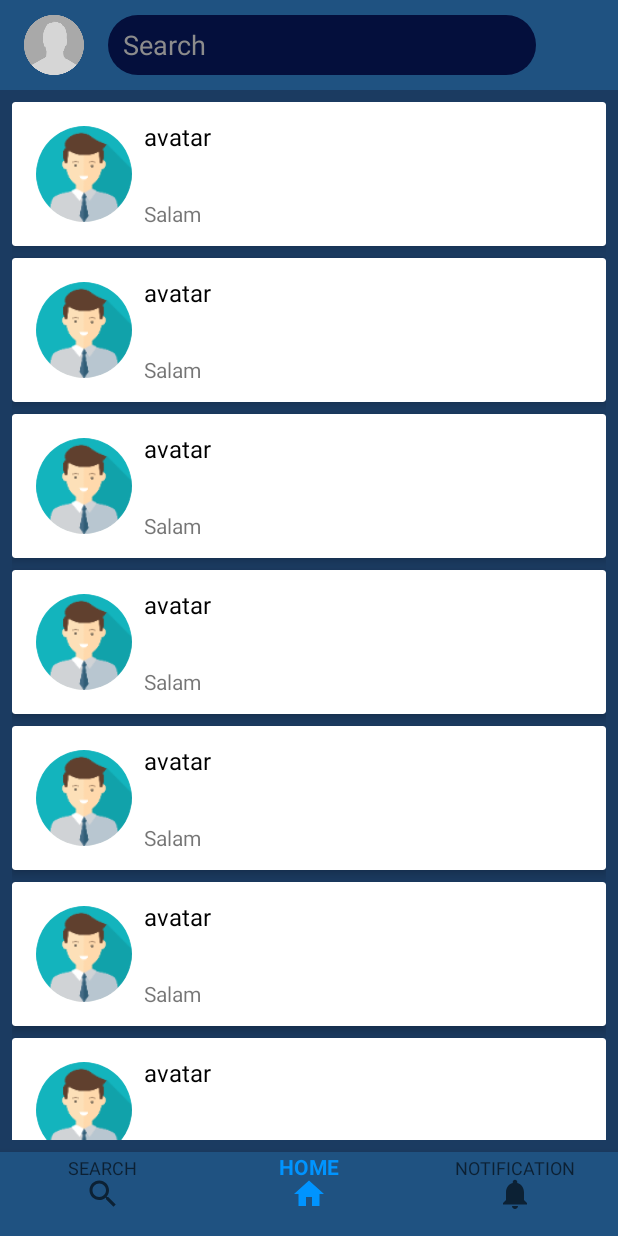
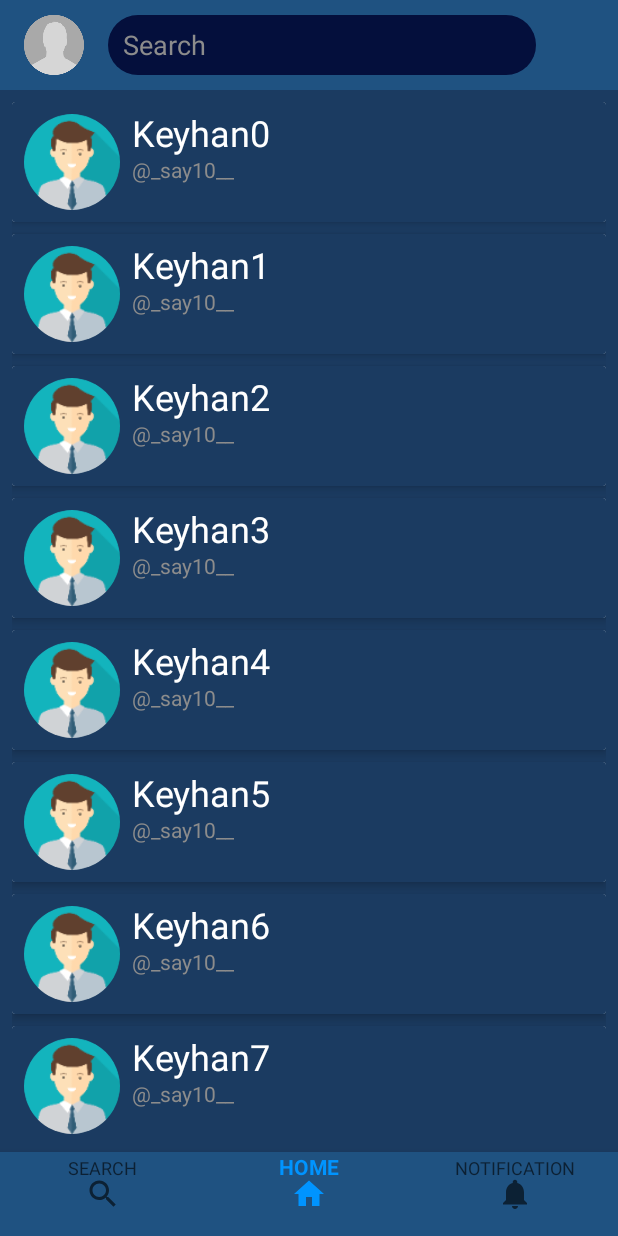
Before and after one commit to keyhanRayati/GoldenTwitter, an Android app: the fragment SearchFragment placed in its activity, on a phone screen of 412 x 824 dp. Run offline under Robolectric (Android 15) with nearby library versions, the phone set to English and light mode, and no system bars; our stand-ins replace CircleImageView.

Commit message:
search complete

```diff
--- a/app/src/main/java/ir/co/arca/twitter/SearchFragment.java
+++ b/app/src/main/java/ir/co/arca/twitter/SearchFragment.java
@@ -34,27 +34,9 @@ public class SearchFragment extends Fragment {
     }
 
     private void fillMessageList(){
-        messageList.add(new Message(R.drawable.default_avatar, "avatar", "Salam"));
-        messageList.add(new Message(R.drawable.default_avatar, "avatar", "Salam"));
-        messageList.add(new Message(R.drawable.default_avatar, "avatar", "Salam"));
-        messageList.add(new Message(R.drawable.default_avatar, "avatar", "Salam"));
-        messageList.add(new Message(R.drawable.default_avatar, "avatar", "Salam"));
-        messageList.add(new Message(R.drawable.default_avatar, "avatar", "Salam"));
-        messageList.add(new Message(R.drawable.default_avatar, "avatar", "Salam"));
-        messageList.add(new Message(R.drawable.default_avatar, "avatar", "Salam"));
-        messageList.add(new Message(R.drawable.default_avatar, "avatar", "Salam"));
-        messageList.add(new Message(R.drawable.default_avatar, "avatar", "Salam"));
-        messageList.add(new Message(R.drawable.default_avatar, "avatar", "Salam"));
-        messageList.add(new Message(R.drawable.default_avatar, "avatar", "Salam"));
-        messageList.add(new Message(R.drawable.default_avatar, "avatar", "Salam"));
-        messageList.add(new Message(R.drawable.default_avatar, "avatar", "Salam"));
-        messageList.add(new Message(R.drawable.default_avatar, "avatar", "Salam"));
-        messageList.add(new Message(R.drawable.default_avatar, "avatar", "Salam"));
-        messageList.add(new Message(R.drawable.default_avatar, "avatar", "Salam"));
-        messageList.add(new Message(R.drawable.default_avatar, "avatar", "Salam"));
-        messageList.add(new Message(R.drawable.default_avatar, "avatar", "Salam"));
-        messageList.add(new Message(R.drawable.default_avatar, "avatar", "Salam"));
-
+        for (int i = 0; i < 100 ; i++) {
+            messageList.add(new Message(R.drawable.default_avatar, "Keyhan"+i , "@_say10__"));
+        }
     }
 
     private void setupRecyclerView(View view){
--- a/app/src/main/res/layout/fragment_search.xml
+++ b/app/src/main/res/layout/fragment_search.xml
@@ -55,6 +55,7 @@
         app:layout_constraintLeft_toLeftOf="parent"
         app:layout_constraintRight_toRightOf="parent"
         app:layout_constraintTop_toBottomOf="@id/imageView2"
+        android:background="@color/mainBackground"
         android:layout_margin="8dp"
         app:layout_constraintBottom_toBottomOf="parent"
         />
--- a/app/src/main/res/layout/message_list_item.xml
+++ b/app/src/main/res/layout/message_list_item.xml
@@ -4,13 +4,16 @@
     android:layout_width="match_parent"
     android:layout_height="wrap_content"
     xmlns:app="http://schemas.android.com/apk/res-auto"
-    app:contentPadding="8dp"
+
     android:layout_marginBottom="8dp"
-    app:cardElevation="4dp">
+    app:cardElevation="4dp"
+    android:background="@color/mainBackground">
 
     <android.support.constraint.ConstraintLayout
         android:layout_width="match_parent"
-        android:layout_height="wrap_content">
+        android:layout_height="wrap_content"
+        android:background="@color/mainBackground"
+        >
 
 
         <de.hdodenhof.circleimageview.CircleImageView
@@ -34,8 +37,8 @@
             android:layout_height="wrap_content"
             android:layout_marginStart="8dp"
             android:layout_marginTop="4dp"
-            android:textColor="@color/colorBlack"
-            android:textSize="16sp"
+            android:textColor="@color/colorWhite"
+            android:textSize="24sp"
             app:layout_constraintBottom_toBottomOf="parent"
             app:layout_constraintEnd_toEndOf="parent"
             app:layout_constraintHorizontal_bias="0.0"
@@ -50,7 +53,8 @@
             android:layout_marginStart="8dp"
             android:layout_marginTop="8dp"
             android:layout_marginEnd="8dp"
-            android:layout_marginBottom="4dp"
+            android:layout_marginBottom="25dp"
+            android:textColor="@color/colorGray"
             app:layout_constraintBottom_toBottomOf="parent"
             app:layout_constraintEnd_toEndOf="parent"
             app:layout_constraintHorizontal_bias="0.0"
```
